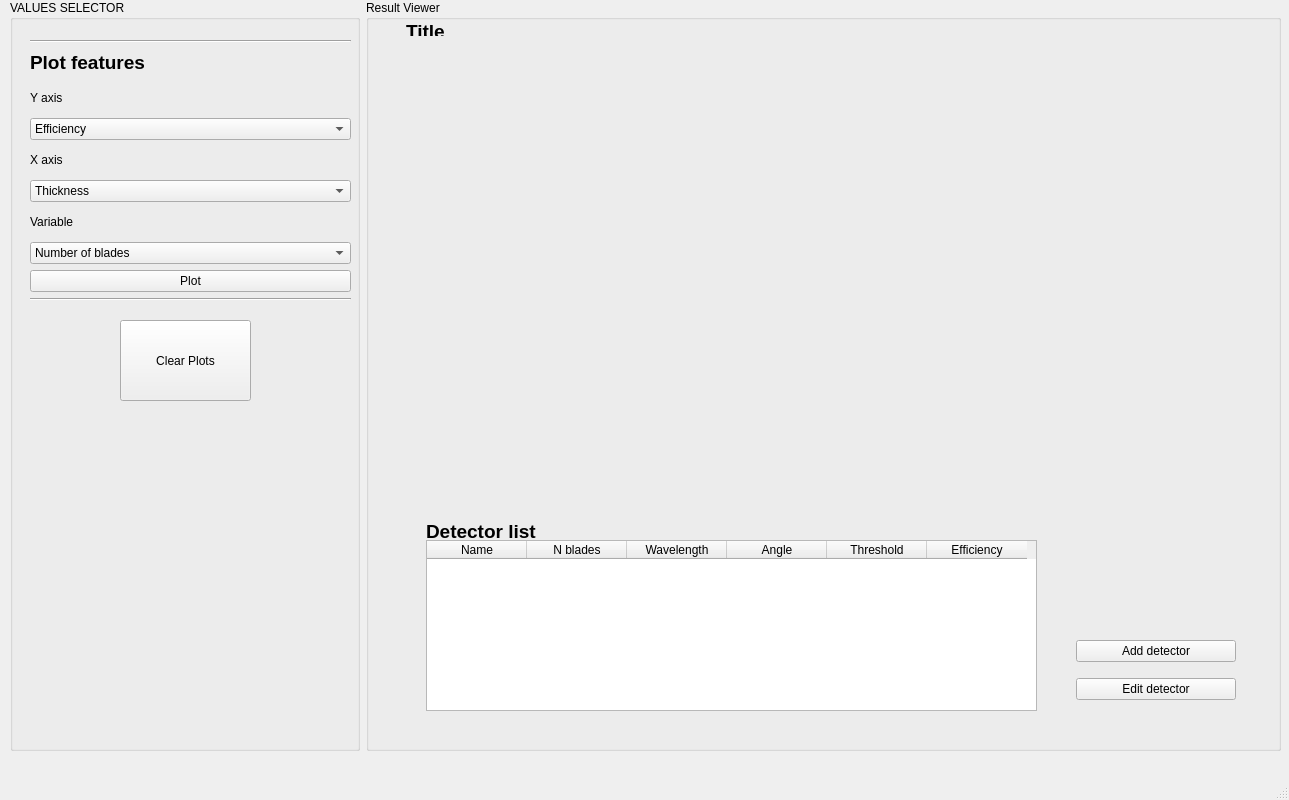
This is efficiencyCalculator/efficiencyMainwindow2.ui in ess-dg/dg_efficiencyCalculator as Qt 5 draws it before an edit. The edited form follows.
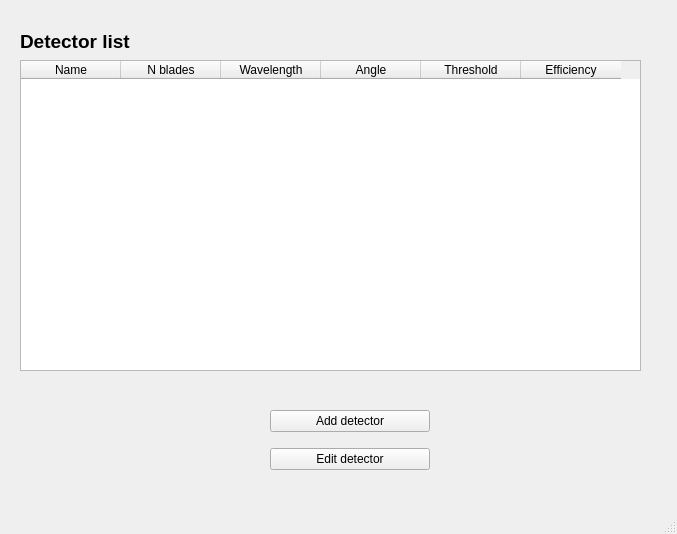
This is the edited form.

Commit message:
DGEF-29 calculate efficiency in new interface: changed user interface (detector dialog and main window), added new functions to calculate efficiency of each blade (need some debug still) added confirmation dialogs
branch : plottingInterface

```diff
--- a/efficiencyCalculator/efficiencyMainwindow2.ui
+++ b/efficiencyCalculator/efficiencyMainwindow2.ui
@@ -6,167 +6,21 @@
    <rect>
     <x>0</x>
     <y>0</y>
-    <width>1289</width>
-    <height>800</height>
+    <width>677</width>
+    <height>534</height>
    </rect>
   </property>
   <property name="windowTitle">
    <string>MainWindow</string>
   </property>
   <widget class="QWidget" name="centralwidget">
-   <widget class="QWidget" name="gridLayoutWidget">
-    <property name="geometry">
-     <rect>
-      <x>10</x>
-      <y>0</y>
-      <width>1271</width>
-      <height>751</height>
-     </rect>
-    </property>
-    <layout class="QGridLayout" name="ToolLayout">
-     <item row="0" column="0">
-      <widget class="QGroupBox" name="groupBox">
-       <property name="sizePolicy">
-        <sizepolicy hsizetype="Preferred" vsizetype="Preferred">
-         <horstretch>0</horstretch>
-         <verstretch>0</verstretch>
-        </sizepolicy>
-       </property>
-       <property name="maximumSize">
-        <size>
-         <width>350</width>
-         <height>16777215</height>
-        </size>
-       </property>
-       <property name="title">
-        <string>VALUES SELECTOR</string>
-       </property>
-       <widget class="QWidget" name="verticalLayoutWidget">
-        <property name="geometry">
-         <rect>
-          <x>20</x>
-          <y>40</y>
-          <width>321</width>
-          <height>261</height>
-         </rect>
-        </property>
-        <layout class="QVBoxLayout" name="ValuesSelectorVerticalLayout">
-         <item>
-          <widget class="Line" name="line">
-           <property name="orientation">
-            <enum>Qt::Horizontal</enum>
-           </property>
-          </widget>
-         </item>
-         <item>
-          <widget class="QLabel" name="label_4">
-           <property name="text">
-            <string>&lt;html&gt;&lt;head/&gt;&lt;body&gt;&lt;p&gt;&lt;span style=&quot; font-size:14pt; font-weight:600;&quot;&gt;Plot features&lt;/span&gt;&lt;/p&gt;&lt;/body&gt;&lt;/html&gt;</string>
-           </property>
-          </widget>
-         </item>
-         <item>
-          <widget class="QLabel" name="label_2">
-           <property name="text">
-            <string>Y axis</string>
-           </property>
-          </widget>
-         </item>
-         <item>
-          <widget class="QComboBox" name="yAxisComboBox">
-           <item>
-            <property name="text">
-             <string>Efficiency</string>
-            </property>
-           </item>
-          </widget>
-         </item>
-         <item>
-          <widget class="QLabel" name="label">
-           <property name="text">
-            <string>X axis</string>
-           </property>
-          </widget>
-         </item>
-         <item>
-          <widget class="QComboBox" name="xAxisComboBox">
-           <item>
-            <property name="text">
-             <string>Thickness</string>
-            </property>
-           </item>
-           <item>
-            <property name="text">
-             <string>Wavelength</string>
-            </property>
-           </item>
-          </widget>
-         </item>
-         <item>
-          <widget class="QLabel" name="label_3">
-           <property name="text">
-            <string>Variable</string>
-           </property>
-          </widget>
-         </item>
-         <item>
-          <widget class="QComboBox" name="varComboBox">
-           <item>
-            <property name="text">
-             <string>Number of blades</string>
-            </property>
-           </item>
-          </widget>
-         </item>
-         <item>
-          <widget class="QPushButton" name="plotButton">
-           <property name="text">
-            <string>Plot</string>
-           </property>
-          </widget>
-         </item>
-         <item>
-          <widget class="Line" name="valueSelectorLine">
-           <property name="orientation">
-            <enum>Qt::Horizontal</enum>
-           </property>
-          </widget>
-         </item>
-        </layout>
-       </widget>
-       <widget class="QPushButton" name="clearButton">
-        <property name="geometry">
-         <rect>
-          <x>110</x>
-          <y>320</y>
-          <width>131</width>
-          <height>81</height>
-         </rect>
-        </property>
-        <property name="text">
-         <string>Clear Plots</string>
-        </property>
-       </widget>
-      </widget>
-     </item>
-     <item row="0" column="1">
-      <widget class="QGroupBox" name="resultGroupBox">
-       <property name="sizePolicy">
-        <sizepolicy hsizetype="Ignored" vsizetype="Preferred">
-         <horstretch>0</horstretch>
-         <verstretch>0</verstretch>
-        </sizepolicy>
-       </property>
-       <property name="title">
-        <string>Result Viewer</string>
-       </property>
        <widget class="QWidget" name="verticalLayoutWidget_2">
         <property name="geometry">
          <rect>
-          <x>20</x>
-          <y>20</y>
-          <width>861</width>
-          <height>701</height>
+      <x>0</x>
+      <y>0</y>
+      <width>661</width>
+      <height>491</height>
          </rect>
         </property>
         <layout class="QHBoxLayout" name="horizontalLayout_2">
@@ -181,41 +35,13 @@
              <verstretch>0</verstretch>
             </sizepolicy>
            </property>
-           <widget class="QWidget" name="verticalLayoutWidget_3">
-            <property name="geometry">
-             <rect>
-              <x>40</x>
-              <y>30</y>
-              <width>811</width>
-              <height>461</height>
-             </rect>
-            </property>
-            <layout class="QHBoxLayout" name="plotLayout">
-             <item>
-              <layout class="QVBoxLayout" name="plotLayout_2"/>
-             </item>
-            </layout>
-           </widget>
-           <widget class="QLabel" name="plotTitleLAbel">
-            <property name="geometry">
-             <rect>
-              <x>20</x>
-              <y>0</y>
-              <width>481</width>
-              <height>16</height>
-             </rect>
-            </property>
-            <property name="text">
-             <string>&lt;html&gt;&lt;head/&gt;&lt;body&gt;&lt;p&gt;&lt;span style=&quot; font-size:14pt; font-weight:600;&quot;&gt;Title&lt;/span&gt;&lt;/p&gt;&lt;/body&gt;&lt;/html&gt;</string>
-            </property>
-           </widget>
            <widget class="QTableWidget" name="detectorTableWidget">
             <property name="geometry">
              <rect>
-              <x>40</x>
-              <y>520</y>
-              <width>611</width>
-              <height>171</height>
+          <x>20</x>
+          <y>60</y>
+          <width>621</width>
+          <height>311</height>
              </rect>
             </property>
             <property name="editTriggers">
@@ -261,8 +87,8 @@
            <widget class="QLabel" name="geometryTilteLabel">
             <property name="geometry">
              <rect>
-              <x>40</x>
-              <y>480</y>
+          <x>20</x>
+          <y>10</y>
               <width>309</width>
               <height>76</height>
              </rect>
@@ -274,8 +100,8 @@
            <widget class="QWidget" name="verticalLayoutWidget_5">
             <property name="geometry">
              <rect>
-              <x>690</x>
-              <y>610</y>
+          <x>270</x>
+          <y>400</y>
               <width>160</width>
               <height>80</height>
              </rect>
@@ -297,16 +123,6 @@
              </item>
             </layout>
            </widget>
-           <zorder>verticalLayoutWidget_3</zorder>
-           <zorder>verticalLayoutWidget_4</zorder>
-           <zorder>plotTitleLAbel</zorder>
-           <zorder>detectorTableWidget</zorder>
-           <zorder>geometryTilteLabel</zorder>
-           <zorder>verticalLayoutWidget_5</zorder>
-          </widget>
-         </item>
-        </layout>
-       </widget>
       </widget>
      </item>
     </layout>
```
Left out of the diff: 2 changed lines with no effect on the pictures. Lines whose indentation alone changed are shown as unchanged. The commit also changes 5 other files.
